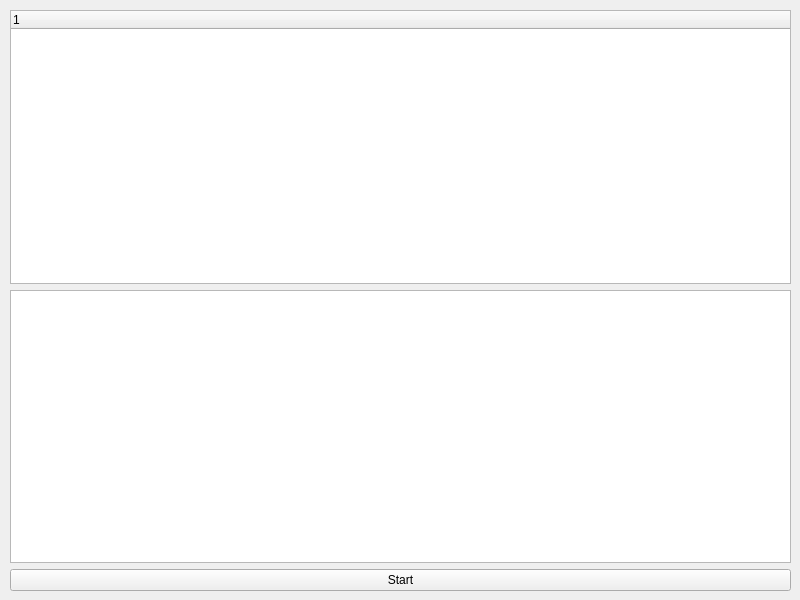
Old version of the form formFiles/MainWindow.ui in the repository Szymusiok/simple-cis-benchmark.
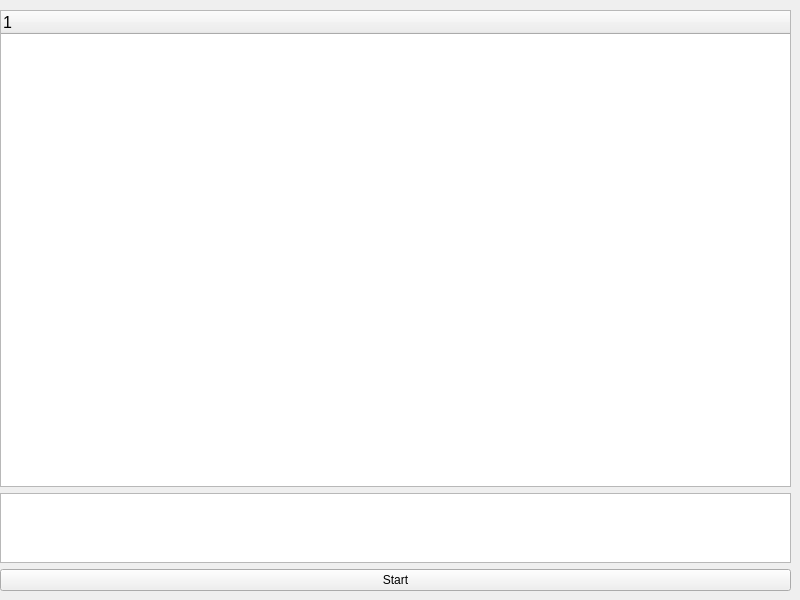
New version of the form.

Commit message: #1 update test methods, added colors to result and change font

Patch:
```diff
--- a/formFiles/MainWindow.ui
+++ b/formFiles/MainWindow.ui
@@ -10,28 +10,60 @@
     <height>600</height>
    </rect>
   </property>
+  <property name="sizePolicy">
+   <sizepolicy hsizetype="Expanding" vsizetype="Expanding">
+    <horstretch>0</horstretch>
+    <verstretch>0</verstretch>
+   </sizepolicy>
+  </property>
   <property name="windowTitle">
    <string>MainWindow</string>
   </property>
   <widget class="QWidget" name="centralwidget">
+   <property name="sizePolicy">
+    <sizepolicy hsizetype="Expanding" vsizetype="Expanding">
+     <horstretch>0</horstretch>
+     <verstretch>0</verstretch>
+    </sizepolicy>
+   </property>
    <widget class="QWidget" name="verticalLayoutWidget">
     <property name="geometry">
      <rect>
-      <x>10</x>
+      <x>0</x>
       <y>10</y>
-      <width>781</width>
+      <width>791</width>
       <height>581</height>
      </rect>
     </property>
-    <layout class="QVBoxLayout" name="verticalLayout">
+    <layout class="QVBoxLayout" name="verticalLayout" stretch="10,1,0">
      <item>
-      <widget class="QTreeWidget" name="testTree"/>
+      <widget class="QTreeWidget" name="testTree">
+       <attribute name="headerDefaultSectionSize">
+        <number>100</number>
+       </attribute>
+       <column>
+        <property name="text">
+         <string>1</string>
+        </property>
+        <property name="font">
+         <font>
+          <pointsize>12</pointsize>
+         </font>
+        </property>
+       </column>
+      </widget>
      </item>
      <item>
       <widget class="QTextBrowser" name="textBrowser"/>
      </item>
      <item>
       <widget class="QPushButton" name="startButton">
+       <property name="sizePolicy">
+        <sizepolicy hsizetype="Expanding" vsizetype="Expanding">
+         <horstretch>0</horstretch>
+         <verstretch>0</verstretch>
+        </sizepolicy>
+       </property>
        <property name="text">
         <string>Start</string>
        </property>
```
The commit also changes 4 other files.
